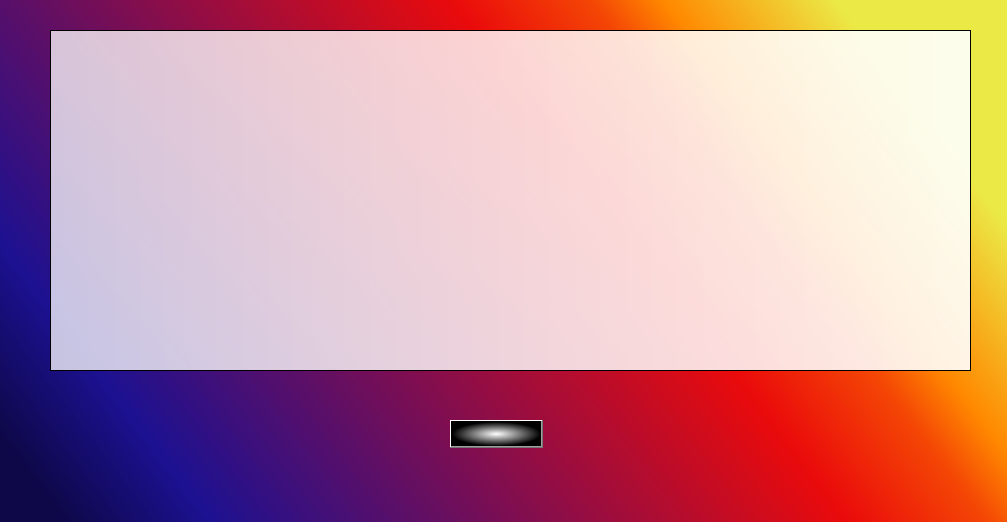
Above: ventanapersonas.ui from gaboq98/ArbolDelJuicio before the change. Below: the same form after it.
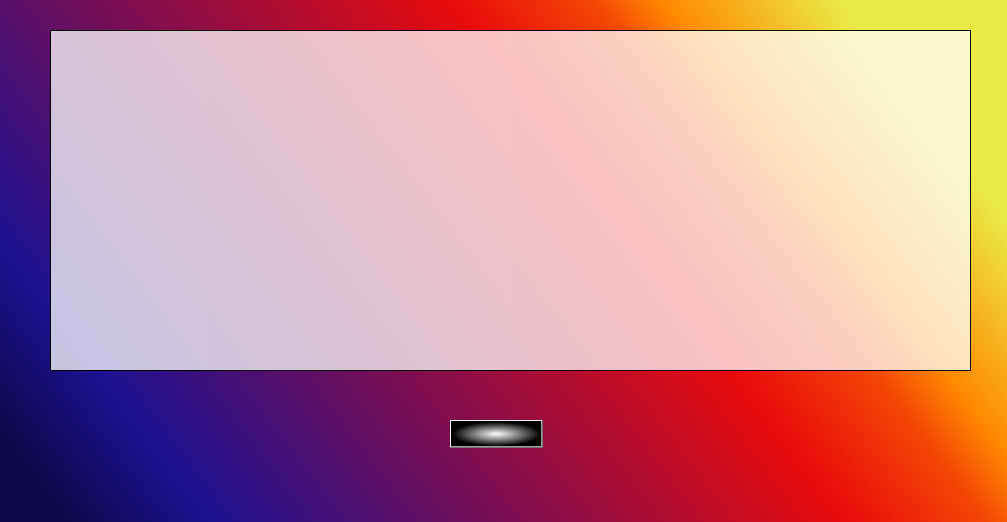
That is the form after the change.

What changed in the file:
```diff
--- a/ventanapersonas.ui
+++ b/ventanapersonas.ui
@@ -43,7 +43,8 @@
      </rect>
     </property>
     <property name="styleSheet">
-     <string notr="true">background-color: qlineargradient(spread:pad, x1:0, y1:0, x2:1, y2:0, stop:0 rgba(255, 255, 255, 192), stop:1 rgba(255, 255, 255, 228));</string>
+     <string notr="true">background-color: qlineargradient(spread:pad, x1:0, y1:0, x2:1, y2:0, stop:0 rgba(255, 255, 255, 192), stop:1 rgba(255, 255, 255, 228));
+background-color: qlineargradient(spread:pad, x1:0, y1:0, x2:1, y2:0, stop:0.00497512 rgba(255, 255, 255, 192), stop:1 rgba(255, 255, 255, 189));</string>
     </property>
    </widget>
   </widget>
```
